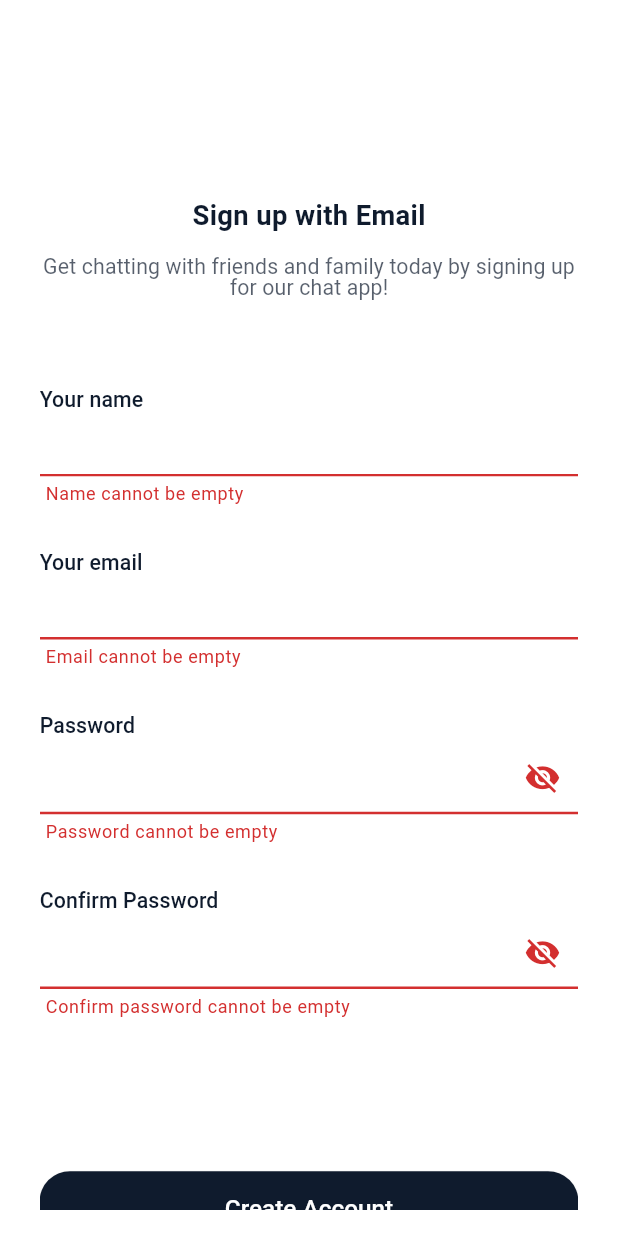
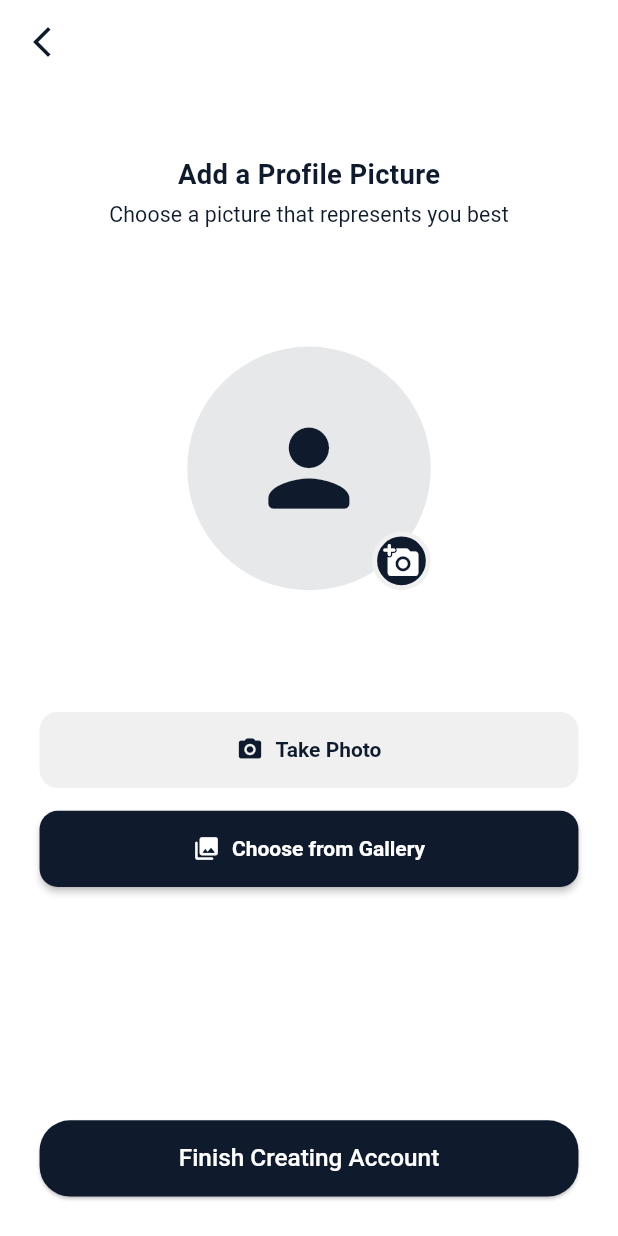
Before and after one commit to EsAm1973/ChatBox-App, a Flutter app: the SignupView screen opened by its route, after a tap on "Create Account", on a phone screen of 412 x 824 dp. Run offline on Flutter 3.47's test engine with Material 3 defaults, Android fonts, the phone set to English and light mode, and no system bars; our stand-ins replace firebase_core, flutter_screenutil, go_router, image_picker; missing offline and left inert: svg_flutter; accounts and stored records are empty; Roboto replaces fonts that are missing (Caros, Circular Std); statements that could not run were skipped.

Commit message:
Add ProfilePictureScreen and integrate routing; update app router and dependencies

```diff
--- a/lib/Core/utils/app_router.dart
+++ b/lib/Core/utils/app_router.dart
@@ -1,3 +1,4 @@
+import 'package:chatbox/Features/auth/presentation/views/choose_picture_view.dart';
 import 'package:chatbox/Features/auth/presentation/views/login_view.dart';
 import 'package:chatbox/Features/auth/presentation/views/signup_view.dart';
 import 'package:chatbox/Features/onboarding/presentation/views/onboard_view.dart';
@@ -9,6 +10,7 @@ abstract class AppRouter {
   static const String kOnboardRoute = '/onboard';
   static const String kLoginRoute = '/login';
   static const String kSignupRoute = '/signup';
+  static const String kChoosePictureRoute = '/choose-picture';
   static final router = GoRouter(
     routes: [
       GoRoute(
@@ -27,6 +29,10 @@ abstract class AppRouter {
         path: kSignupRoute,
         builder: (context, state) => const SignupView(),
       ),
+      GoRoute(
+        path: kChoosePictureRoute,
+        builder: (context, state) => const ProfilePictureScreen(),
+      ),
     ],
   );
 }
--- /dev/null
+++ b/lib/Features/auth/presentation/views/choose_picture_view.dart
@@ -0,0 +1,179 @@
+import 'dart:io';
+
+import 'package:chatbox/Core/utils/app_text_styles.dart';
+import 'package:chatbox/Core/widgets/custom_bottom.dart';
+import 'package:flutter/material.dart';
+import 'package:flutter_screenutil/flutter_screenutil.dart';
+import 'package:go_router/go_router.dart';
+import 'package:image_picker/image_picker.dart';
+
+class ProfilePictureScreen extends StatefulWidget {
+  const ProfilePictureScreen({super.key});
+
+  @override
+  State<ProfilePictureScreen> createState() => _ProfilePictureScreenState();
+}
+
+class _ProfilePictureScreenState extends State<ProfilePictureScreen> {
+  File? _selectedImage;
+  Future<void> _pickImage(ImageSource source) async {
+    final picker = ImagePicker();
+    try {
+      final pickedFile = await picker.pickImage(source: source);
+      if (pickedFile != null) {
+        setState(() {
+          _selectedImage = File(pickedFile.path);
+        });
+      }
+    } catch (e) {
+      // Handle potential errors, such as permission denied.
+      if (mounted) {
+        ScaffoldMessenger.of(
+          context,
+        ).showSnackBar(SnackBar(content: Text('Error picking image: $e')));
+      }
+    }
+  }
+
+  @override
+  Widget build(BuildContext context) {
+    return Scaffold(
+      appBar: AppBar(
+        backgroundColor: Colors.transparent,
+        elevation: 0,
+        leading: IconButton(
+          icon: Icon(
+            Icons.arrow_back_ios_new,
+            color: Theme.of(context).colorScheme.onSurface,
+          ),
+          onPressed: () => GoRouter.of(context).pop(),
+        ),
+      ),
+      body: SafeArea(
+        child: SingleChildScrollView(
+          child: Padding(
+            padding: EdgeInsets.symmetric(horizontal: 24.w),
+            child: Column(
+              crossAxisAlignment: CrossAxisAlignment.center,
+              children: [
+                SizedBox(height: 50.h),
+                Text(
+                  'Add a Profile Picture',
+                  style: AppTextStyles.bold18,
+                ),
+                SizedBox(height: 10.h),
+                Text(
+                  'Choose a picture that represents you best',
+                  textAlign: TextAlign.center,
+                  style: AppTextStyles.regular14,
+                ),
+                SizedBox(height: 80.h),
+
+                // The main circular profile picture area
+                Stack(
+                  children: [
+                    // This is the main profile picture container.
+                    CircleAvatar(
+                      radius: 80.r,
+                      backgroundColor: Theme.of(
+                        context,
+                      ).colorScheme.primary.withOpacity(0.1),
+                      // Conditionally display the selected image or the placeholder icon.
+                      child:
+                          _selectedImage != null
+                              ? ClipOval(
+                                child: Image.file(
+                                  _selectedImage!,
+                                  width: 160.r,
+                                  height: 160.r,
+                                  fit: BoxFit.cover,
+                                ),
+                              )
+                              : Icon(
+                                Icons.person_rounded,
+                                size: 80.r,
+                                color: Theme.of(context).colorScheme.primary,
+                              ),
+                    ),
+                    Positioned(
+                      bottom: 0,
+                      right: 0,
+                      child: Container(
+                        padding: EdgeInsets.all(4.r),
+                        decoration: BoxDecoration(
+                          color: Theme.of(context).colorScheme.primary,
+                          shape: BoxShape.circle,
+                          border: Border.all(
+                            color: Theme.of(context).colorScheme.surface,
+                            width: 3.w,
+                          ),
+                        ),
+                        child: Icon(
+                          Icons.add_a_photo_rounded,
+                          color: Theme.of(context).colorScheme.onPrimary,
+                          size: 24.r,
+                        ),
+                      ),
+                    ),
+                  ],
+                ),
+                SizedBox(height: 80.h),
+
+                // Button for camera
+                SizedBox(
+                  width: double.infinity,
+                  height: 50.h,
+                  child: ElevatedButton.icon(
+                    style: ElevatedButton.styleFrom(
+                      backgroundColor:
+                          Theme.of(context).colorScheme.surfaceContainerHighest,
+                      foregroundColor:
+                          Theme.of(context).colorScheme.onSurfaceVariant,
+                      shape: RoundedRectangleBorder(
+                        borderRadius: BorderRadius.circular(12.r),
+                      ),
+                      elevation: 0,
+                    ),
+                    onPressed: () => _pickImage(ImageSource.camera),
+                    icon: Icon(Icons.camera_alt_rounded),
+                    label: const Text('Take Photo'),
+                  ),
+                ),
+                SizedBox(height: 15.h),
+
+                // Button for gallery
+                SizedBox(
+                  width: double.infinity,
+                  height: 50.h,
+                  child: ElevatedButton.icon(
+                    style: ElevatedButton.styleFrom(
+                      backgroundColor: Theme.of(context).colorScheme.primary,
+                      foregroundColor: Theme.of(context).colorScheme.onPrimary,
+                      shape: RoundedRectangleBorder(
+                        borderRadius: BorderRadius.circular(12.r),
+                      ),
+                      elevation: 2,
+                    ),
+                    onPressed: () => _pickImage(ImageSource.gallery),
+                    icon: Icon(Icons.photo_library_rounded),
+                    label: const Text('Choose from Gallery'),
+                  ),
+                ),
+              ],
+            ),
+          ),
+        ),
+      ),
+      // Use bottomNavigationBar to keep the button fixed at the bottom.
+      bottomNavigationBar: Padding(
+        padding: EdgeInsets.all(24.w),
+        child: CustomBottom(
+          text: 'Finish Creating Account',
+          backgroundColor: Theme.of(context).colorScheme.primary,
+          textColor: Theme.of(context).colorScheme.onPrimary,
+          onTap: () {},
+        ),
+      ),
+    );
+  }
+}
--- a/lib/Features/auth/presentation/views/widgets/signup_view_body.dart
+++ b/lib/Features/auth/presentation/views/widgets/signup_view_body.dart
@@ -1,9 +1,11 @@
+import 'package:chatbox/Core/utils/app_router.dart';
 import 'package:chatbox/Core/utils/app_text_styles.dart';
 import 'package:chatbox/Core/widgets/custom_bottom.dart';
 import 'package:chatbox/Core/widgets/custom_textfeild.dart';
 import 'package:chatbox/Features/auth/presentation/data/mixins/auth_validator_mixin.dart';
 import 'package:flutter/material.dart';
 import 'package:flutter_screenutil/flutter_screenutil.dart';
+import 'package:go_router/go_router.dart';
 
 class SignupViewBody extends StatefulWidget {
   const SignupViewBody({super.key});
@@ -96,9 +98,11 @@ class _SignupViewBodyState extends State<SignupViewBody> with AppValidators {
                 backgroundColor: Theme.of(context).colorScheme.primary,
                 textColor: Theme.of(context).colorScheme.onPrimary,
                 onTap: () {
-                  if (_formKey.currentState!.validate()) {
-                    // If the form is valid, you can process the data.
-                  } else {}
+                  GoRouter.of(context).push(AppRouter.kChoosePictureRoute);
+                  // if (_formKey.currentState!.validate()) {
+                  //   // If the form is valid, you can process the data.
+                  //   GoRouter.of(context).push(AppRouter.kChoosePictureRoute);
+                  // } else {}
                 },
               ),
             ],
--- a/pubspec.yaml
+++ b/pubspec.yaml
@@ -38,6 +38,7 @@ dependencies:
   svg_flutter: ^0.0.1
   flutter_screenutil: ^5.9.3
   firebase_core: ^4.1.0
+  image_picker: ^1.2.0
 
 dev_dependencies:
   flutter_test:
```
Also changed, not shown: pubspec.lock, 5 other files.
